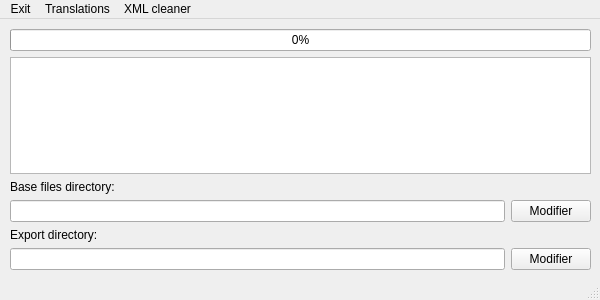
First picture: the form in w_main.ui, repository dbkblk/rand_helper_tools, before the edit.
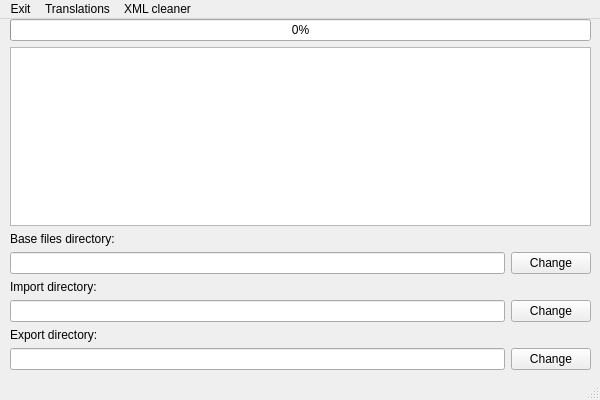
Second picture: the form after the edit.

Commit message: - Reimplemented import function (default to check same files name at the moment)

```diff
--- a/w_main.ui
+++ b/w_main.ui
@@ -7,7 +7,7 @@
     <x>0</x>
     <y>0</y>
     <width>600</width>
-    <height>300</height>
+    <height>400</height>
    </rect>
   </property>
   <property name="sizePolicy">
@@ -19,13 +19,13 @@
   <property name="minimumSize">
    <size>
     <width>600</width>
-    <height>300</height>
+    <height>400</height>
    </size>
   </property>
   <property name="maximumSize">
    <size>
     <width>600</width>
-    <height>300</height>
+    <height>400</height>
    </size>
   </property>
   <property name="windowTitle">
@@ -36,9 +36,9 @@
     <property name="geometry">
      <rect>
       <x>10</x>
-      <y>10</y>
+      <y>0</y>
       <width>581</width>
-      <height>241</height>
+      <height>351</height>
      </rect>
     </property>
     <layout class="QVBoxLayout" name="verticalLayout_2">
@@ -73,7 +73,28 @@
          <item>
           <widget class="QPushButton" name="bt_baseDirChange">
            <property name="text">
-            <string>Modifier</string>
+            <string>Change</string>
+           </property>
+          </widget>
+         </item>
+        </layout>
+       </item>
+       <item>
+        <widget class="QLabel" name="label_3">
+         <property name="text">
+          <string>Import directory:</string>
+         </property>
+        </widget>
+       </item>
+       <item>
+        <layout class="QHBoxLayout" name="horizontalLayout_3">
+         <item>
+          <widget class="QLineEdit" name="line_importDir"/>
+         </item>
+         <item>
+          <widget class="QPushButton" name="bt_importDirChange">
+           <property name="text">
+            <string>Change</string>
            </property>
           </widget>
          </item>
@@ -94,7 +115,7 @@
          <item>
           <widget class="QPushButton" name="bt_exportDirChange">
            <property name="text">
-            <string>Modifier</string>
+            <string>Change</string>
            </property>
           </widget>
          </item>
```
Left out of the diff: 2 changed lines with no effect on the pictures. The commit also changes 6 other files.
